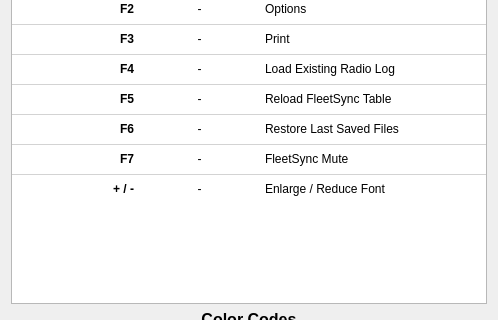
Above: help.ui from ncssar/radiolog before the change; both pictures show x 0 to 498 and y 193 to 513 of the 498 by 685 pixel window. Below: the same form after it.
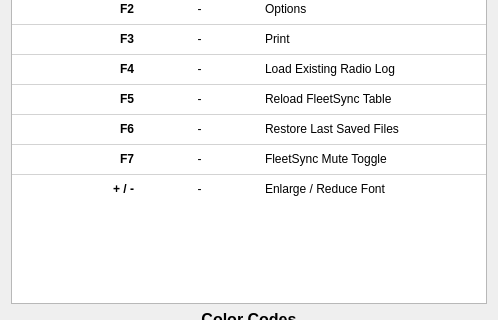
That is the form after the change.

```diff
--- a/help.ui
+++ b/help.ui
@@ -503,7 +503,7 @@
        </item>
        <item row="10" column="2">
         <property name="text">
-         <string>FleetSync Mute</string>
+         <string>FleetSync Mute Toggle</string>
         </property>
        </item>
        <item row="11" column="0">
```
